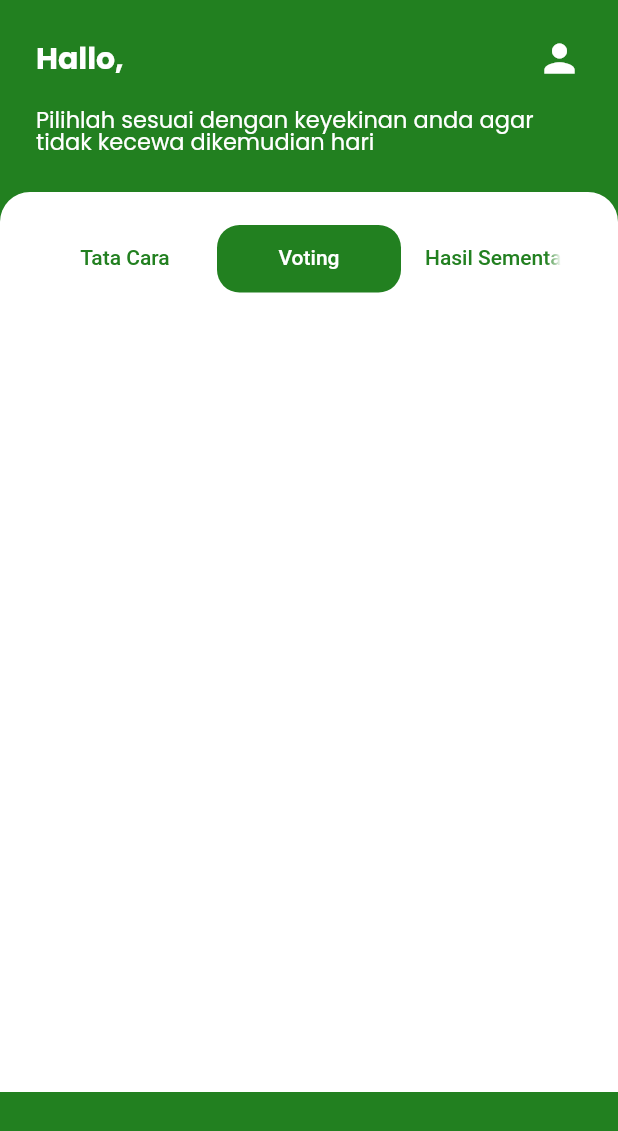
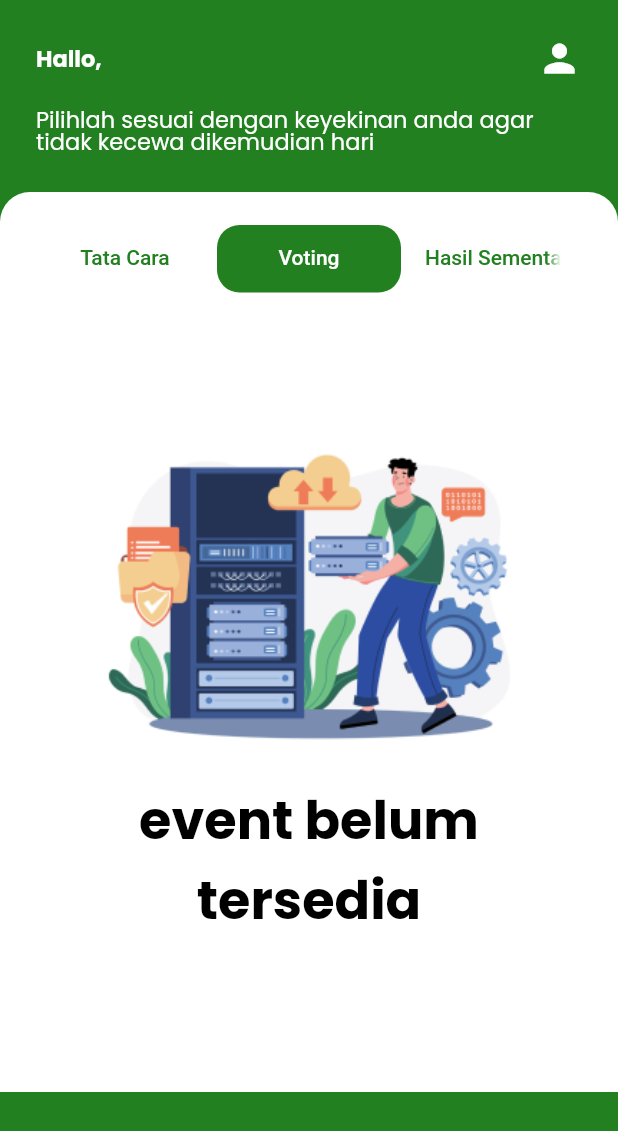
Before and after one commit to adityaibrar/e-vote-android, a Flutter app: the DashBoard screen opened directly with empty values, tab 2 chosen, on a phone screen of 412 x 824 dp. Shown: the top 1131 px of the screen. Run offline on Flutter 3.47's test engine with Material 2 defaults, Android fonts, the light colour scheme and no system bars; our stand-ins replace flutter_html, get, google_fonts, shared_preferences, syncfusion_flutter_charts; accounts and stored records are empty; network calls fail.

Commit message:
create feature event vote by date

```diff
--- a/config.json
+++ b/config.json
@@ -1,5 +1,4 @@
 {
-    "modules": [
-
-    ]
+    "openai_key": "",
+    "modules": []
 }
--- a/lib/services/date_services.dart
+++ /dev/null
@@ -1,18 +0,0 @@
-import 'dart:convert';
-
-import 'package:android_vote/constant/api.dart';
-import "package:http/http.dart" as http;
-
-class VoteServices {
-  static Future<Map> getTanggal() async{
-    Uri urlApi = Uri.parse(AppUrl.calon);
-    var response = await http.get(
-      urlApi,
-      headers: {
-        "Content-Type": "application/json",
-      },
-    );
-    Map obj = jsonDecode(response.body);
-    return obj;
-  }
-}
--- a/lib/services/login.dart
+++ b/lib/services/login.dart
@@ -45,7 +45,7 @@ class Getexten extends GetxController {
     } else if (coba['code'] == 401) {
       Get.defaultDialog(
         title: "Login Tidak berhasil",
-        content: const  Text(
+        content: const Text(
             "Silahkan cek kembali username dan password yang anda masukkan"),
         actions: [
           TextButton(
--- /dev/null
+++ b/lib/views/screen/closed_event.dart
@@ -0,0 +1,40 @@
+import 'package:android_vote/constant/theme_shared.dart';
+import 'package:flutter/material.dart';
+
+class ClosedEvent extends StatefulWidget {
+  const ClosedEvent({Key? key}) : super(key: key);
+
+  @override
+  State<ClosedEvent> createState() => _ClosedEventState();
+}
+
+class _ClosedEventState extends State<ClosedEvent> {
+  @override
+  Widget build(BuildContext context) {
+    return Scaffold(
+      body: SingleChildScrollView(
+        physics: const BouncingScrollPhysics(),
+        child: Flex(
+          direction: Axis.vertical,
+          children: [
+            const SizedBox(
+              height: 70.0,
+            ),
+            Container(
+              child: Image.asset("assets/images/closed_event.png"),
+            ),
+            Center(
+              child: Text(
+                "event belum tersedia",
+                style: tittleTextStyle.copyWith(
+                  color: blackColor,
+                ),
+                textAlign: TextAlign.center,
+              ),
+            ),
+          ],
+        ),
+      ),
+    );
+  }
+}
--- a/lib/views/screen/home.dart
+++ b/lib/views/screen/home.dart
@@ -1,13 +1,17 @@
 import 'dart:convert';
 
+import 'package:android_vote/constant/api.dart';
 import 'package:android_vote/model/user.dart';
 import 'package:android_vote/services/share_prefs.dart';
+import 'package:android_vote/views/screen/closed_event.dart';
 import 'package:android_vote/views/screen/tata_cara.dart';
 import 'package:android_vote/views/widgets/list_calon.dart';
 import 'package:android_vote/views/widgets/pooling.dart';
 import 'package:flutter/material.dart';
 import 'package:android_vote/constant/theme_shared.dart';
 import 'package:get/get.dart';
+import 'package:http/http.dart' as http;
+import 'package:intl/intl.dart';
 
 class DashBoard extends StatefulWidget {
   static String route = '/home';
@@ -30,10 +34,34 @@ class _DashBoardState extends State<DashBoard> with TickerProviderStateMixin {
   void initState() {
     super.initState();
     _controller = TabController(vsync: this, length: 3);
+    checkTime();
   }
 
   void doLogout() async {
     var usr = await SharedPrefs().removeUser();
+  }
+
+  bool isSameTime = false;
+
+  checkTime() async {
+    var uri = Uri.parse(AppUrl.date);
+    var respons =
+        await http.get(uri, headers: {'Content-Type': 'Application/json'});
+    final Map<String, dynamic> datajson = json.decode(respons.body);
+    var tanggal = datajson['data_date']['waktu'];
+
+    DateTime now = DateTime.now();
+    String formatter = DateFormat('yyyy-MM-d').format(now);
+
+    if (tanggal == formatter) {
+      setState(() {
+        isSameTime = true;
+      });
+    } else {
+      setState(() {
+        isSameTime = false;
+      });
+    }
   }
 
   @override
@@ -61,7 +89,7 @@ class _DashBoardState extends State<DashBoard> with TickerProviderStateMixin {
                             Text(
                               "Hallo, ${argument.nama} ",
                               style: tittleTextStyle.copyWith(
-                                  fontSize: 20, color: secondaryColor),
+                                  fontSize: 15, color: secondaryColor),
                             ),
                             const Spacer(),
                             InkWell(
@@ -88,6 +116,7 @@ class _DashBoardState extends State<DashBoard> with TickerProviderStateMixin {
                                         style: TextButton.styleFrom(
                                             backgroundColor: Colors.red),
                                         onPressed: () {
+                                          checkTime();
                                           Get.back();
                                         },
                                         child: Text(
@@ -175,10 +204,14 @@ class _DashBoardState extends State<DashBoard> with TickerProviderStateMixin {
                           Expanded(
                               child: TabBarView(
                             controller: _controller,
-                            children: const [
-                              Rules(),
-                              ListCalonView(),
-                              PoolingView(),
+                            children: [
+                              const Rules(),
+                              isSameTime
+                                  ? const ListCalonView()
+                                  : const ClosedEvent(),
+                              isSameTime
+                                  ? const PoolingView()
+                                  : const ClosedEvent(),
                             ],
                           )),
                         ],
--- a/pubspec.yaml
+++ b/pubspec.yaml
@@ -40,6 +40,7 @@ dependencies:
   syncfusion_flutter_charts: ^20.3.59
   get: ^4.6.5
   shared_preferences: ^2.0.15
+  intl: ^0.17.0
 
 dev_dependencies:
   flutter_test:
```
Also changed, not shown: assets/images/closed_event.png (added), pubspec.lock.
